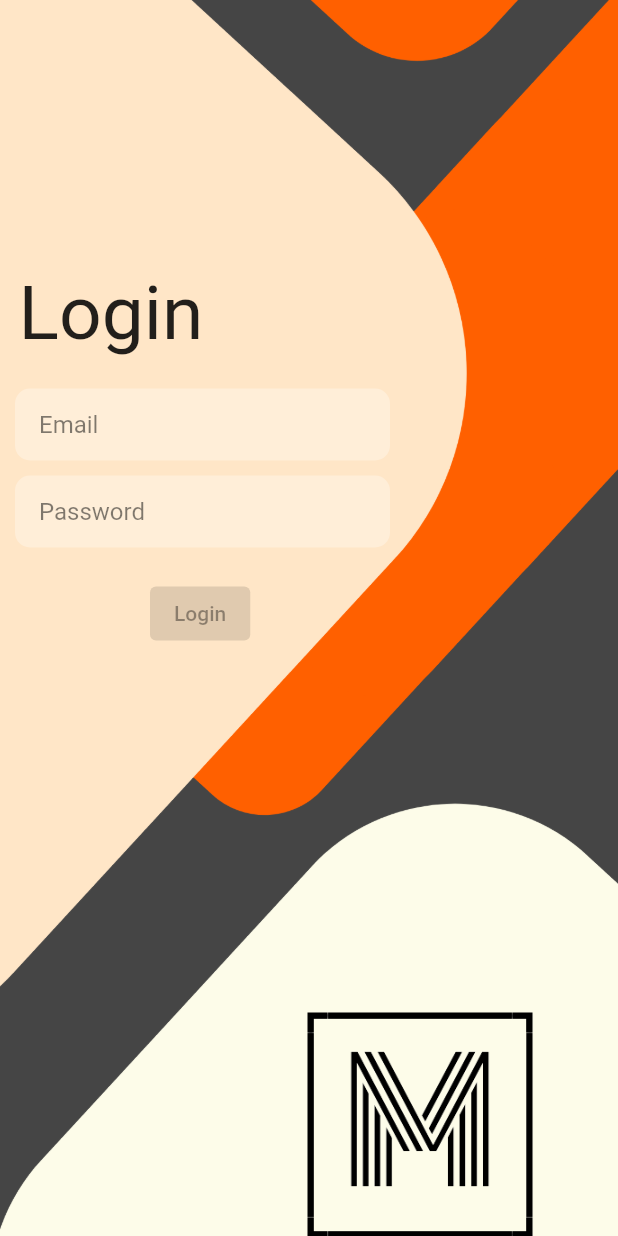
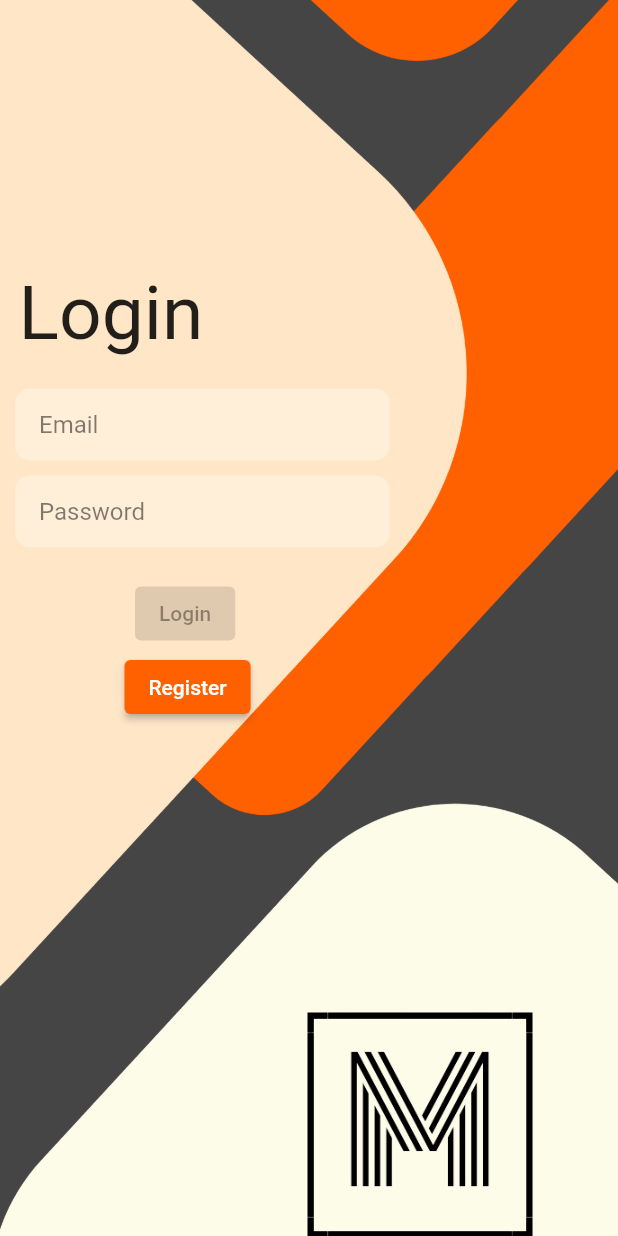
Before and after one commit to EnesYalcinkaya/MovieApp, a Flutter app: the screen it shows after launch, on a phone screen of 412 x 824 dp. Run offline on Flutter 3.47's test engine with Material 2 defaults, Android fonts, the phone set to English and light mode, and no system bars; our stand-ins replace firebase_auth, firebase_core, lottie; accounts and stored records are empty.

Commit message:
Register section activated

```diff
--- a/movie_app/lib/loginscreen.dart
+++ b/movie_app/lib/loginscreen.dart
@@ -1,5 +1,6 @@
 import 'package:flutter/material.dart';
 import 'package:firebase_auth/firebase_auth.dart';
+import 'package:movie_app/register.dart';
 import 'home.dart';
 
 void main() => runApp(MyApp());
@@ -165,7 +166,7 @@ class _LoginscreenState extends State<Loginscreen> {
                 Container(
                   margin: const EdgeInsets.symmetric(horizontal: 10),
                   child: Padding(
-                    padding: EdgeInsets.only(left: 90),
+                    padding: EdgeInsets.only(left: 80),
                     child: ElevatedButton(
                       onPressed: _isLoginButtonEnabled
                           ? _loginWithEmailAndPassword
@@ -177,6 +178,25 @@ class _LoginscreenState extends State<Loginscreen> {
                     ),
                   ),
                 ),
+                const SizedBox(height: 1),
+                Container(
+                  margin: const EdgeInsets.symmetric(horizontal: 10),
+                  child: Padding(
+                      padding: EdgeInsets.only(left: 73),
+                      child: ElevatedButton(
+                        onPressed: () {
+                          Navigator.push(
+                            context,
+                            MaterialPageRoute(
+                                builder: (context) => SignUpScreen()),
+                          );
+                        },
+                        style: ElevatedButton.styleFrom(
+                          backgroundColor: const Color(0xFFFF6000),
+                        ),
+                        child: const Text('Register'),
+                      )),
+                ),
               ],
             ),
           ),
```
Also changed, not shown: movie_app/lib/register.dart (added, +110 -0 lines).
